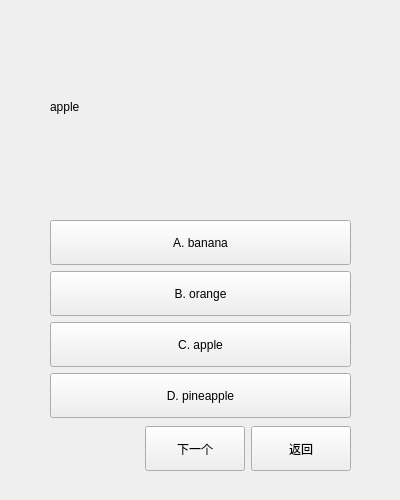
First picture: the form in form/memoryui.ui, repository squarefk/EnglishHelper, before the edit.
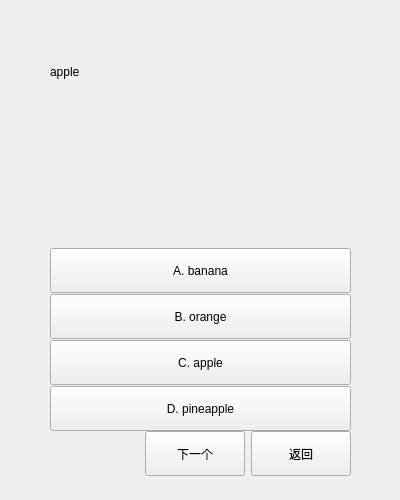
Second picture: the form after the edit.

```diff
--- a/form/memoryui.ui
+++ b/form/memoryui.ui
@@ -17,9 +17,9 @@
    <property name="geometry">
     <rect>
      <x>50</x>
-     <y>0</y>
+     <y>65</y>
      <width>301</width>
-     <height>476</height>
+     <height>411</height>
     </rect>
    </property>
    <layout class="QVBoxLayout" name="verticalLayout_2">
@@ -40,6 +40,9 @@
       <property name="text">
        <string>apple</string>
       </property>
+      <property name="alignment">
+       <set>Qt::AlignLeading|Qt::AlignLeft|Qt::AlignTop</set>
+      </property>
      </widget>
     </item>
     <item>
@@ -183,7 +186,7 @@
    <property name="geometry">
     <rect>
      <x>360</x>
-     <y>220</y>
+     <y>250</y>
      <width>31</width>
      <height>31</height>
     </rect>
@@ -193,7 +196,7 @@
    <property name="geometry">
     <rect>
      <x>360</x>
-     <y>270</y>
+     <y>300</y>
      <width>31</width>
      <height>31</height>
     </rect>
@@ -203,7 +206,7 @@
    <property name="geometry">
     <rect>
      <x>360</x>
-     <y>320</y>
+     <y>344</y>
      <width>31</width>
      <height>31</height>
     </rect>
@@ -213,7 +216,7 @@
    <property name="geometry">
     <rect>
      <x>360</x>
-     <y>365</y>
+     <y>385</y>
      <width>31</width>
      <height>31</height>
     </rect>
@@ -223,7 +226,7 @@
    <property name="geometry">
     <rect>
      <x>360</x>
-     <y>270</y>
+     <y>300</y>
      <width>31</width>
      <height>31</height>
     </rect>
@@ -233,7 +236,7 @@
    <property name="geometry">
     <rect>
      <x>360</x>
-     <y>320</y>
+     <y>344</y>
      <width>31</width>
      <height>31</height>
     </rect>
@@ -243,7 +246,7 @@
    <property name="geometry">
     <rect>
      <x>360</x>
-     <y>365</y>
+     <y>385</y>
      <width>31</width>
      <height>31</height>
     </rect>
@@ -253,7 +256,7 @@
    <property name="geometry">
     <rect>
      <x>360</x>
-     <y>220</y>
+     <y>250</y>
      <width>31</width>
      <height>31</height>
     </rect>
```
